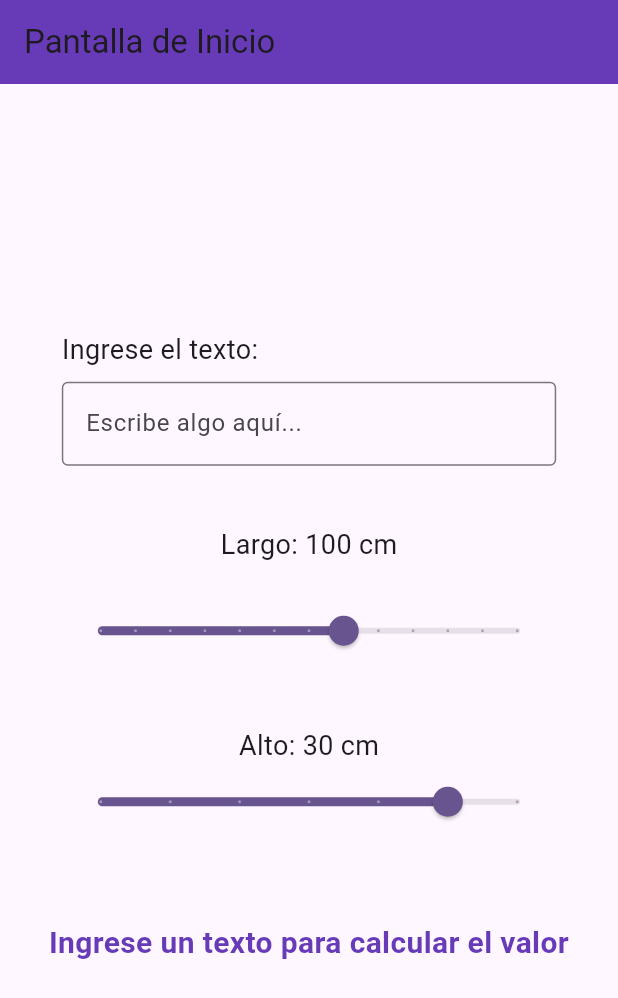
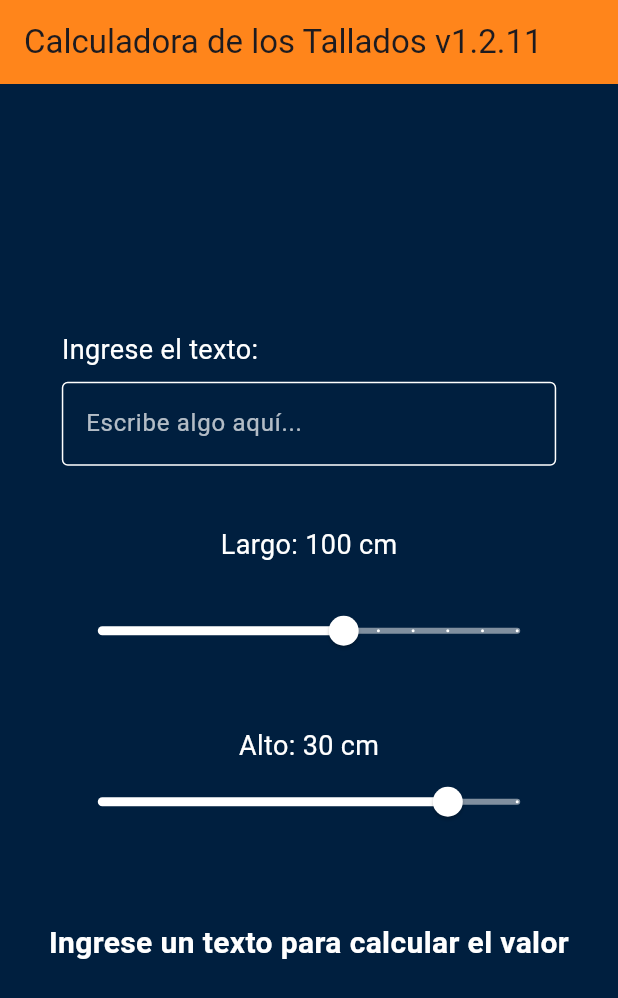
Before and after one commit to fedegonc/untitled, a Flutter app: the screen it shows after launch, on a phone screen of 412 x 824 dp. Shown: the top 998 px of the screen. Run offline on Flutter 3.47's test engine with Material 3 defaults, Android fonts, the phone set to English and light mode, and no system bars.

Commit message:
fix styles

```diff
--- a/lib/components/TextInputCounter.dart
+++ b/lib/components/TextInputCounter.dart
@@ -12,16 +12,23 @@ class TextInputCounter extends StatelessWidget {
       children: [
         const Text(
           'Ingrese el texto:',
-          style: TextStyle(fontSize: 18),
+          style: TextStyle(fontSize: 18, color: Colors.white),
         ),
         const SizedBox(height: 8),
         TextField(
           onChanged: (text) {
-            onTextChanged?.call(text); // Notifica cambios
+            onTextChanged?.call(text);
           },
+          style: const TextStyle(color: Colors.white),
           decoration: const InputDecoration(
-            border: OutlineInputBorder(),
+            border: OutlineInputBorder(
+              borderSide: BorderSide(color: Colors.white),
+            ),
+            enabledBorder: OutlineInputBorder(
+              borderSide: BorderSide(color: Colors.white),
+            ),
             hintText: 'Escribe algo aquí...',
+            hintStyle: TextStyle(color: Colors.white70),
           ),
         ),
       ],
--- a/lib/components/ValueCalculator.dart
+++ b/lib/components/ValueCalculator.dart
@@ -1,9 +1,9 @@
 import 'package:flutter/material.dart';
 
 class ValueCalculator extends StatelessWidget {
-  final double slider1Value; // Largo
-  final double slider2Value; // Alto
-  final int textLength; // Longitud del texto
+  final double slider1Value;
+  final double slider2Value;
+  final int textLength;
 
   const ValueCalculator({
     Key? key,
@@ -12,36 +12,31 @@ class ValueCalculator extends StatelessWidget {
     required this.textLength,
   }) : super(key: key);
 
-  // Método para calcular el valor basado en la fórmula ajustada
-  double _calculateValue(double largo, double alto, int textoLength) {
-    if (textoLength == 0) {
-      return 0.0; // Si no hay texto, el valor es 0
-    }
+  int _calculateValue(double largo, double alto, int textoLength) {
+    if (textoLength == 0) return 0;
 
-    // Factores ajustados:
     const double factorLargo = 20;
-    const double factorAlto = 30;
+    const double factorAlto = 50;
     const double factorTexto = 200;
 
-    // Cálculo del costo
-    return (largo * factorLargo) + (alto * factorAlto) + (textoLength * factorTexto);
+    double rawValue = (largo * factorLargo) + (alto * factorAlto) + (textoLength * factorTexto);
+    return (rawValue / 100).round() * 100;
   }
 
   @override
   Widget build(BuildContext context) {
-    // Calcular el valor final usando los valores actuales
-    double calculatedValue = _calculateValue(slider1Value, slider2Value, textLength);
+    int calculatedValue = _calculateValue(slider1Value, slider2Value, textLength);
 
     return Padding(
       padding: const EdgeInsets.all(16.0),
       child: Text(
         textLength == 0
             ? 'Ingrese un texto para calcular el valor'
-            : 'Valor calculado: \$${calculatedValue.toStringAsFixed(2)}',
+            : 'Valor calculado: \$${calculatedValue}',
         style: const TextStyle(
           fontSize: 20,
           fontWeight: FontWeight.bold,
-          color: Colors.deepPurple,
+          color: Colors.white,
         ),
         textAlign: TextAlign.center,
       ),
--- /dev/null
+++ b/lib/components/custom_background.dart
@@ -0,0 +1,15 @@
+import 'package:flutter/material.dart';
+
+class CustomBackground extends StatelessWidget {
+  final Widget? child;
+
+  const CustomBackground({Key? key, this.child}) : super(key: key);
+
+  @override
+  Widget build(BuildContext context) {
+    return Container(
+      color: const Color(0xFF001F3F), // Azul petróleo
+      child: child, // Widget que se renderiza dentro del fondo
+    );
+  }
+}
--- a/lib/components/custom_slider1.dart
+++ b/lib/components/custom_slider1.dart
@@ -10,12 +10,11 @@ class CustomSlider1 extends StatefulWidget {
 }
 
 class _CustomSlider1State extends State<CustomSlider1> {
-  double _sliderValue = 100; // Valor inicial del slider.
+  double _sliderValue = 100;
 
-  // Definir directamente los valores en el componente
-  final double _min = 30; // Mínimo del slider
-  final double _max = 150; // Máximo del slider
-  final int _divisions = 12; // Incrementos del slider (de 10 en 10).
+  final double _min = 30;
+  final double _max = 150;
+  final int _divisions = 12;
 
   @override
   Widget build(BuildContext context) {
@@ -23,7 +22,7 @@ class _CustomSlider1State extends State<CustomSlider1> {
       children: [
         Text(
           'Largo: ${_sliderValue.toInt()} cm',
-          style: const TextStyle(fontSize: 18),
+          style: const TextStyle(fontSize: 18, color: Colors.white),
         ),
         const SizedBox(height: 20),
         Slider(
@@ -31,11 +30,13 @@ class _CustomSlider1State extends State<CustomSlider1> {
           min: _min,
           max: _max,
           divisions: _divisions,
+          activeColor: Colors.white,
+          inactiveColor: Colors.white.withOpacity(0.5),
           label: _sliderValue.toInt().toString(),
           onChanged: (double newValue) {
             setState(() {
-              _sliderValue = newValue; // Actualiza el valor del slider.
-              widget.onValueChanged?.call(_sliderValue); // Notifica cambios
+              _sliderValue = newValue;
+              widget.onValueChanged?.call(_sliderValue);
             });
           },
         ),
--- a/lib/components/custom_slider2.dart
+++ b/lib/components/custom_slider2.dart
@@ -16,17 +16,22 @@ class _CustomSlider2State extends State<CustomSlider2> {
   Widget build(BuildContext context) {
     return Column(
       children: [
-        Text('Alto: ${_sliderValue.toInt()} cm', style: const TextStyle(fontSize: 18)),
+        Text(
+          'Alto: ${_sliderValue.toInt()} cm',
+          style: const TextStyle(fontSize: 18, color: Colors.white),
+        ),
         Slider(
           value: _sliderValue,
           min: 17,
           max: 33,
           divisions: 6,
+          activeColor: Colors.white,
+          inactiveColor: Colors.white.withOpacity(0.5),
           label: _sliderValue.toInt().toString(),
           onChanged: (value) {
             setState(() {
               _sliderValue = value;
-              widget.onValueChanged?.call(value); // Notifica cambios
+              widget.onValueChanged?.call(value);
             });
           },
         ),
--- a/lib/screens/home.dart
+++ b/lib/screens/home.dart
@@ -4,8 +4,7 @@ import '../components/custom_slider2.dart';
 import '../components/TextInputCounter.dart';
 import '../components/ValueCalculator.dart';
 import '../components/responsive_container.dart';
-
-
+import '../components/custom_background.dart';
 
 class HomeScreen extends StatelessWidget {
   final ValueNotifier<int> textLength = ValueNotifier<int>(0);
@@ -18,45 +17,39 @@ class HomeScreen extends StatelessWidget {
   Widget build(BuildContext context) {
     return Scaffold(
       appBar: AppBar(
-        title: const Text('Pantalla de Inicio'),
-        backgroundColor: Colors.deepPurple,
+        title: const Text('Calculadora de los Tallados v1.2.11'),
+        backgroundColor: const Color(0xFFFF851B), // Naranja
       ),
-      body: Center(
+      body: CustomBackground(
+        child: Center(
           child: SingleChildScrollView(
             child: Column(
               mainAxisAlignment: MainAxisAlignment.center,
               children: [
-              // Entrada de texto
                 ResponsiveContainer(
                   child: TextInputCounter(
                     onTextChanged: (text) {
-                    textLength.value = text.length; // Actualiza el contador de letras
+                      textLength.value = text.length;
                     },
                   ),
                 ),
                 const SizedBox(height: 40),
-
-              // Primer slider
                 ResponsiveContainer(
                   child: CustomSlider1(
                     onValueChanged: (value) {
-                    slider1Value.value = value; // Actualiza el valor del slider 1
+                      slider1Value.value = value;
                     },
                   ),
                 ),
                 const SizedBox(height: 40),
-
-              // Segundo slider
                 ResponsiveContainer(
                   child: CustomSlider2(
                     onValueChanged: (value) {
-                    slider2Value.value = value; // Actualiza el valor del slider 2
+                      slider2Value.value = value;
                     },
                   ),
                 ),
                 const SizedBox(height: 40),
-
-              // Calculadora reactiva de valores
                 ValueListenableBuilder(
                   valueListenable: textLength,
                   builder: (context, int textLen, _) {
@@ -81,6 +74,7 @@ class HomeScreen extends StatelessWidget {
             ),
           ),
         ),
+      ),
     );
   }
 }
```
Lines whose indentation alone changed are shown as unchanged.
